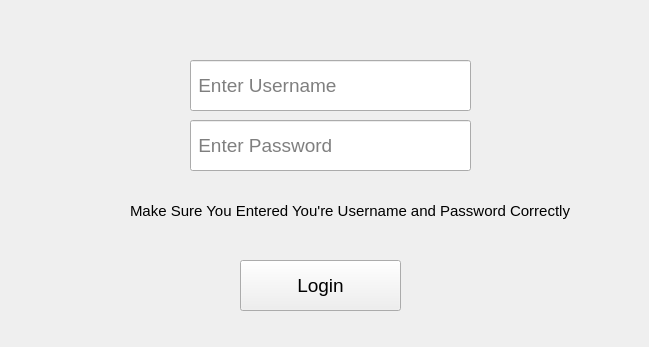
Before: the Qt Designer form login.ui in skylee01244/library-system, drawn with Qt 5.
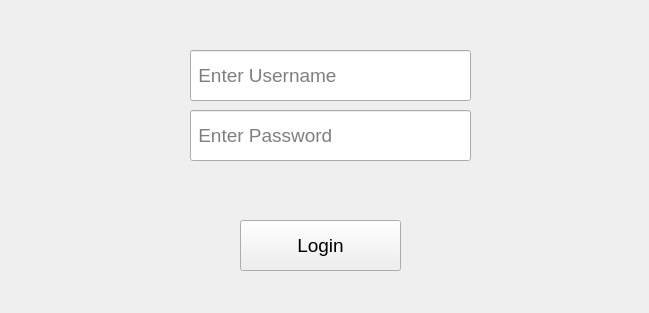
After: the same form once the commit is applied.

Commit message: Added Login window

Diff of the .ui file:
```diff
--- a/login.ui
+++ b/login.ui
@@ -7,7 +7,7 @@
     <x>0</x>
     <y>0</y>
     <width>649</width>
-    <height>347</height>
+    <height>313</height>
    </rect>
   </property>
   <property name="font">
@@ -23,7 +23,7 @@
    <property name="geometry">
     <rect>
      <x>240</x>
-     <y>260</y>
+     <y>220</y>
      <width>161</width>
      <height>51</height>
     </rect>
@@ -36,7 +36,7 @@
    <property name="geometry">
     <rect>
      <x>190</x>
-     <y>60</y>
+     <y>50</y>
      <width>281</width>
      <height>51</height>
     </rect>
@@ -49,11 +49,14 @@
    <property name="geometry">
     <rect>
      <x>190</x>
-     <y>120</y>
+     <y>110</y>
      <width>281</width>
      <height>51</height>
     </rect>
    </property>
+   <property name="echoMode">
+    <enum>QLineEdit::Password</enum>
+   </property>
    <property name="placeholderText">
     <string> Enter Password</string>
    </property>
@@ -61,10 +64,10 @@
   <widget class="QLabel" name="label">
    <property name="geometry">
     <rect>
-     <x>130</x>
-     <y>180</y>
+     <x>220</x>
+     <y>160</y>
      <width>501</width>
-     <height>61</height>
+     <height>51</height>
     </rect>
    </property>
    <property name="font">
@@ -74,7 +77,7 @@
     </font>
    </property>
    <property name="text">
-    <string>Make Sure You Entered You're Username and Password Correctly</string>
+    <string/>
    </property>
   </widget>
  </widget>
```
The commit also changes 2 other files.
